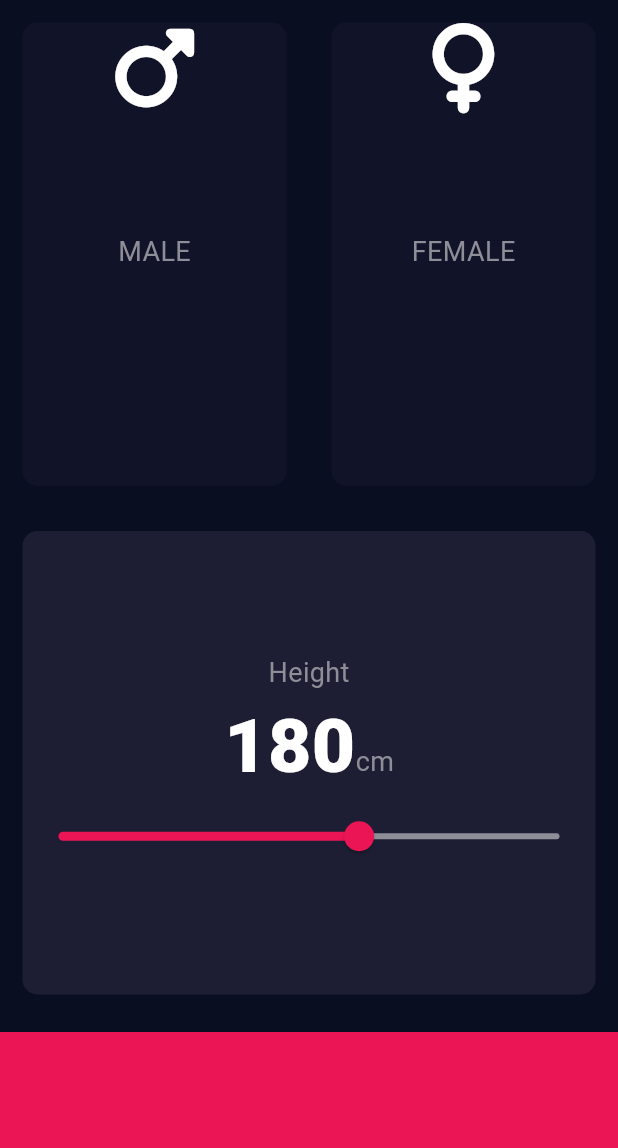
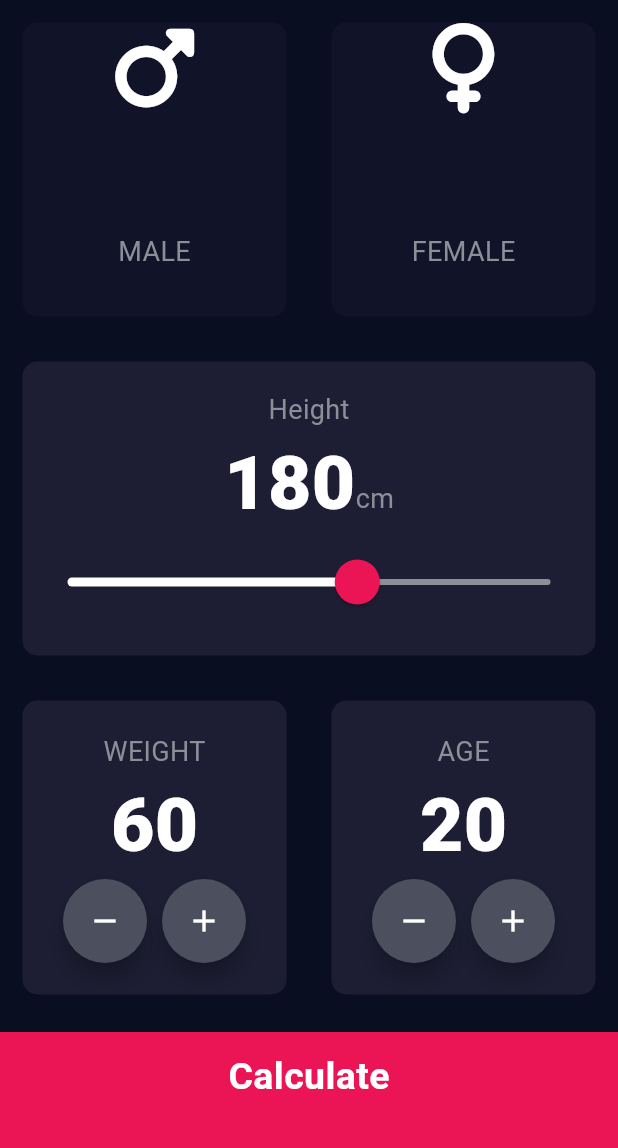
Before and after one commit to ayush1090/Flutter-BMI-calculator, a Flutter app: the screen it shows after launch, on a phone screen of 412 x 824 dp, the part 84-1232 px from its top. Run offline on Flutter 3.47's test engine with Material 3 defaults, Android fonts, the phone set to English and light mode, and no system bars; our stand-ins replace font_awesome_flutter.

Commit message:
Completed the frontend

```diff
--- /dev/null
+++ b/lib/bottom_button.dart
@@ -0,0 +1,29 @@
+import 'package:flutter/material.dart';
+import 'constants.dart';
+
+class BottomButton extends StatelessWidget {
+  final Function onTap;
+  final String buttonTitle;
+
+  BottomButton({required this.onTap, required this.buttonTitle});
+
+  @override
+  Widget build(BuildContext context) {
+    return GestureDetector(
+      onTap: () => onTap(), // Fix here: use a lambda to pass the function, don't call it directly
+      child: Container(
+        color: kbottomContainerColour,
+        margin: EdgeInsets.only(top: 10.0),
+        width: double.infinity,
+        height: kbottomContainerHeight,
+        padding: EdgeInsets.only(bottom: 20.0),
+        child: Center(
+          child: Text(
+            buttonTitle,
+            style: KLargeButtonTextStyle, // Adjusted naming convention
+          ),
+        ),
+      ),
+    );
+  }
+}
--- a/lib/input_page.dart
+++ b/lib/input_page.dart
@@ -1,10 +1,11 @@
 import 'package:flutter/material.dart';
+import 'package:flutter_application_3/results_page.dart';
 import 'package:font_awesome_flutter/font_awesome_flutter.dart';
 import 'reusable_card.dart';
 import 'icon_content.dart';
 import 'constants.dart';
-
-
+import 'results_page.dart';
+import 'bottom_button.dart';
 
 enum Gender{
   male,
@@ -20,6 +21,8 @@ class _InputPageState extends State<InputPage> {
 
   Gender? selectedGender;
   int height = 180;
+  int weight = 60;
+  int age = 20;
 
   @override
   Widget build(BuildContext context) {
@@ -75,17 +78,24 @@ class _InputPageState extends State<InputPage> {
                         height.toString(),
                         style: KNumberTextStyle,
                       ),
-                      Text(
+                      const Text(
                         'cm',
                         style: KLabelTextStyle,
                       )
                     ],
                   ),
-                  Slider(
+                  SliderTheme(
+                    data : const SliderThemeData(
+                      activeTrackColor: Colors.white,
+                      thumbColor: Color(0xFFEB1555),
+                      thumbShape: RoundSliderThumbShape(enabledThumbRadius: 15.0),
+                      overlayShape: RoundSliderOverlayShape(overlayRadius: 30.0),
+                    ),
+                    child: Slider(
                       value: height.toDouble(),
                       min: 120.0,
                       max: 220.0,
-                    activeColor: Color(0xFFEB1555),
+                      //activeColor: Colors.white,
                       inactiveColor: Color(0xFF8D8E98),
                       onChanged: (double newValue){
                         setState(() {
@@ -93,25 +103,143 @@ class _InputPageState extends State<InputPage> {
                         });
                       },
                     ),
+                  ),
                 ],
               ),
 
           ),),
 
-          // Expanded(child: Row(
-          //   children: <Widget>[
+          Expanded(child: Row(
+            children: <Widget>[
 
-          //       Expanded(child: ReusableCard(colour: kactiveCardColour, cardChild: IconContent()),),
+                Expanded(
+                  child: ReusableCard(
+                    colour: kactiveCardColour,
+                    cardChild: Column(
+                      mainAxisAlignment: MainAxisAlignment.center,
+                      children: <Widget>[
+                        const Text(
+                          'WEIGHT',
+                          style: KLabelTextStyle,
+                        ),
+                        Text(
+                          weight.toString(),
+                          style: KNumberTextStyle,
+                        ),
+                        Row(
+                          mainAxisAlignment: MainAxisAlignment.center,
+                          children: <Widget>[
+                            FloatingActionButton(
+                              onPressed: () {
+                                setState(() {
+                                  weight--;
+                                });
+                               },
+                              backgroundColor: Color(0xFF4C4F5E),
+                              shape: RoundedRectangleBorder(
+                                borderRadius: BorderRadius.circular(30.0), // Adjust the radius as needed
+                              ),
+                              child: const Icon(
+                                  Icons.remove,
+                                  color: Colors.white,
+                              ),
+                            ),
+                            const SizedBox(
+                              width: 10.0,
+                            ),
+                            FloatingActionButton(
+                              onPressed: () {
+                                setState(() {
+                                  weight++;
+                                });
+                              },
+                              backgroundColor: Color(0xFF4C4F5E),
+                              shape: RoundedRectangleBorder(
+                                borderRadius: BorderRadius.circular(30.0), // Adjust the radius as needed
+                              ),
+                              child: const Icon(
+                                  Icons.add,
+                                  color: Colors.white,
+                              ),
+                            )
+                          ],
+                        ),
 
-          //       Expanded(child: ReusableCard(colour: kactiveCardColour, cardChild: IconContent()),),
-          //     ],
-          //   ),
-          // ),
-          Container(
-            color: kbottomContainerColour,
-            margin: EdgeInsets.only(top: 10.0),
-            width: double.infinity,
-            height: kbottomContainerHeight,
+                      ],
+                    )
+                  ),
+                ),
+
+                Expanded(
+                  child: ReusableCard(
+                    colour: kactiveCardColour,
+                    cardChild: Column(
+                      mainAxisAlignment: MainAxisAlignment.center,
+                      children: <Widget>[
+                        const Text(
+                          'AGE',
+                          style: KLabelTextStyle,
+                        ),
+                        Text(
+                          age.toString(),
+                          style: KNumberTextStyle,
+                        ),
+                        Row(
+                          mainAxisAlignment: MainAxisAlignment.center,
+                          children: <Widget>[
+                            FloatingActionButton(
+                              onPressed: () {
+                                setState(() {
+                                  age--;
+                                });
+                               },
+                              backgroundColor: Color(0xFF4C4F5E),
+                              shape: RoundedRectangleBorder(
+                                borderRadius: BorderRadius.circular(30.0), // Adjust the radius as needed
+                              ),
+                              child: const Icon(
+                                  Icons.remove,
+                                  color: Colors.white,
+                              ),
+                            ),
+
+                            const SizedBox(
+                              width: 10.0,
+                            ),
+
+                            FloatingActionButton(
+                              onPressed: () {
+                                setState(() {
+                                  age++;
+                                });
+                              },
+                              backgroundColor: Color(0xFF4C4F5E),
+                              shape: RoundedRectangleBorder(
+                                borderRadius: BorderRadius.circular(30.0), // Adjust the radius as needed
+                              ),
+                              child: const Icon(
+                                  Icons.add,
+                                  color: Colors.white,
+                              ),
+                            )
+                          ],
+                        ),
+
+                      ],
+                    )
+                  ),
+                ),
+              ],
+            ),
+          ),
+          BottomButton(
+            buttonTitle:'Calculate',
+            onTap: (){
+              Navigator.push(context,
+                MaterialPageRoute(builder: (context) => Results(),
+                ),
+              );
+            }
           ),
         ],
       )
```
Also changed, not shown: lib/constants.dart (+25 -0 lines), lib/results_page.dart (added, +64 -0 lines). Lines whose indentation alone changed are shown as unchanged.
